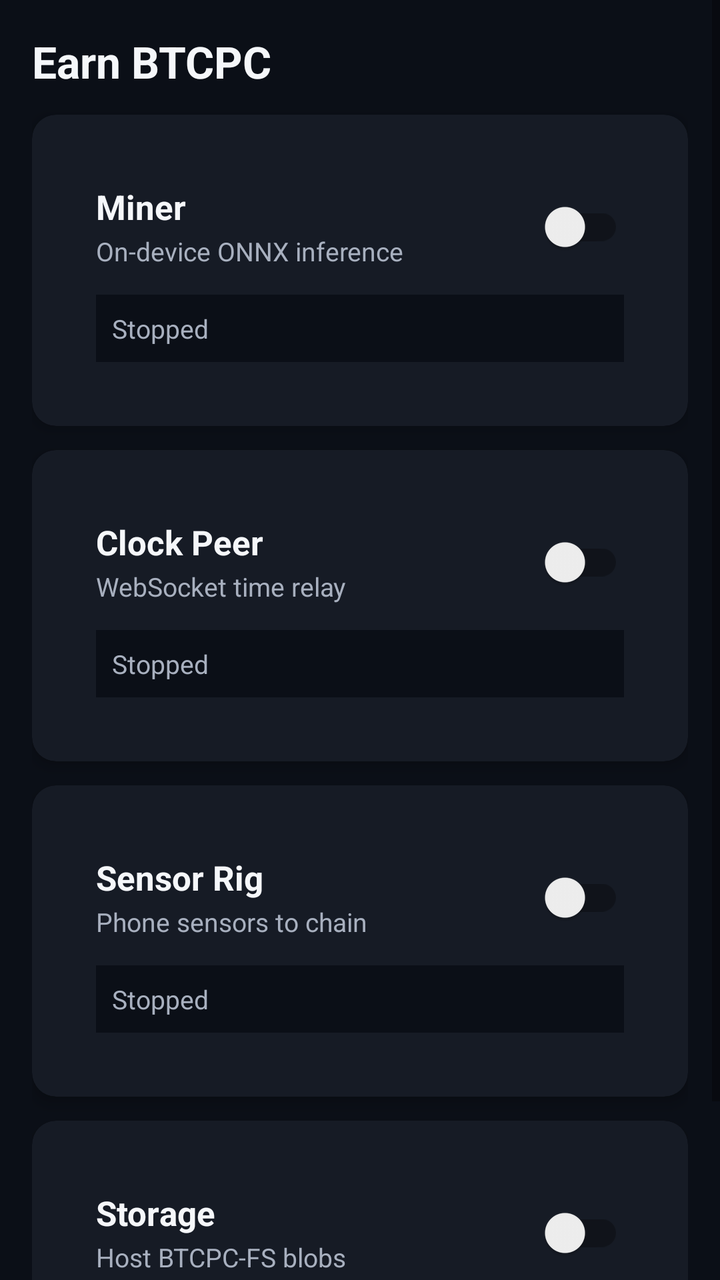
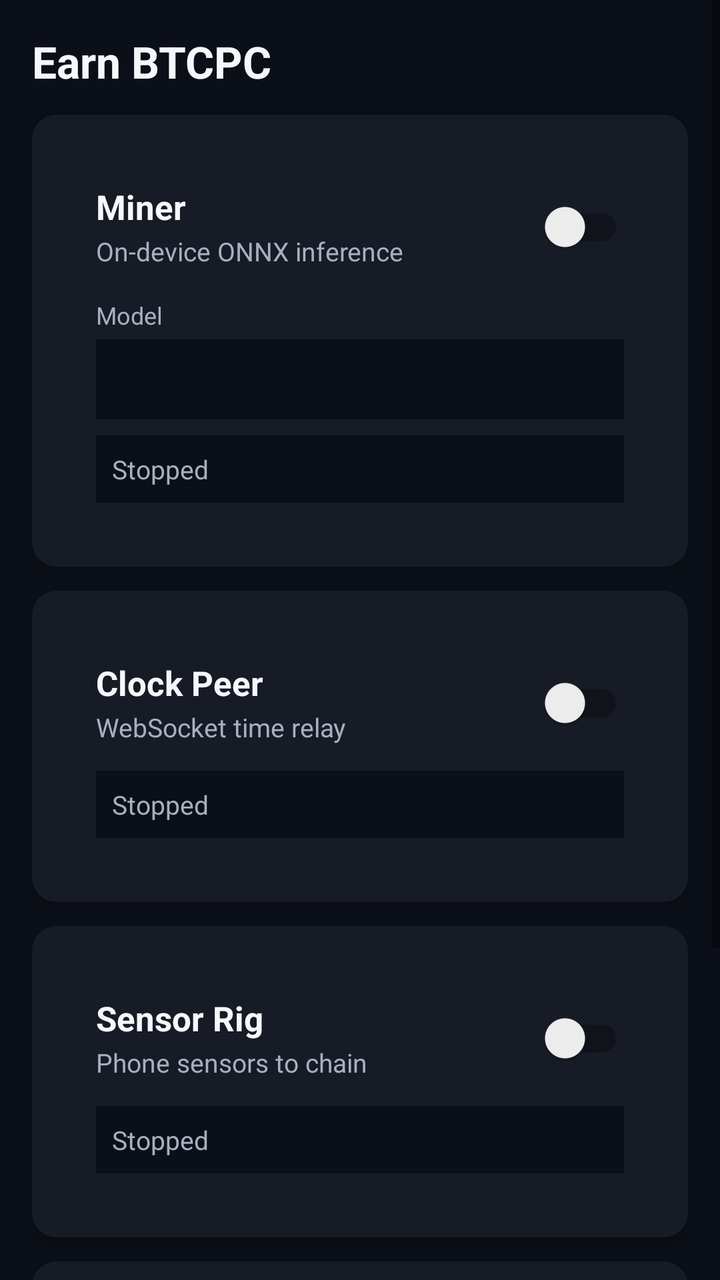

The first picture is an Android layout as it rendered before a commit; the second is the same layout after the commit. The layout source and the unified diff follow.
<!-- AndroidManifest.xml: application theme AppTheme -->
<!-- res/layout/fragment_earn.xml -->
<?xml version="1.0" encoding="utf-8"?>
<ScrollView xmlns:android="http://schemas.android.com/apk/res/android"
    android:layout_width="match_parent"
    android:layout_height="match_parent"
    android:background="@color/btcpc_bg"
    android:fillViewport="true">

    <LinearLayout
        android:layout_width="match_parent"
        android:layout_height="wrap_content"
        android:orientation="vertical"
        android:padding="16dp">

        <TextView
            android:layout_width="wrap_content"
            android:layout_height="wrap_content"
            android:layout_marginBottom="12dp"
            android:text="Earn BTCPC"
            android:textColor="@color/btcpc_text"
            android:textSize="22sp"
            android:textStyle="bold" />

        
        <androidx.cardview.widget.CardView
            android:layout_width="match_parent"
            android:layout_height="wrap_content"
            android:layout_marginBottom="12dp"
            style="@style/BtcpcCard">

            <LinearLayout
                android:layout_width="match_parent"
                android:layout_height="wrap_content"
                android:orientation="vertical"
                android:padding="16dp">

                <LinearLayout
                    android:layout_width="match_parent"
                    android:layout_height="wrap_content"
                    android:orientation="horizontal"
                    android:gravity="center_vertical">

                    <LinearLayout
                        android:layout_width="0dp"
                        android:layout_height="wrap_content"
                        android:layout_weight="1"
                        android:orientation="vertical">

                        <TextView
                            android:layout_width="wrap_content"
                            android:layout_height="wrap_content"
                            android:text="Miner"
                            android:textColor="@color/btcpc_text"
                            android:textSize="17sp"
                            android:textStyle="bold" />

                        <TextView
                            android:layout_width="wrap_content"
                            android:layout_height="wrap_content"
                            android:layout_marginTop="2dp"
                            android:text="On-device ONNX inference"
                            android:textColor="@color/btcpc_muted"
                            android:textSize="13sp" />

                    </LinearLayout>

                    <androidx.appcompat.widget.SwitchCompat
                        android:id="@+id/earn_miner_toggle"
                        android:layout_width="wrap_content"
                        android:layout_height="wrap_content" />

                </LinearLayout>

                <TextView
                    android:id="@+id/earn_miner_status"
                    android:layout_width="match_parent"
                    android:layout_height="wrap_content"
                    android:layout_marginTop="10dp"
                    android:background="@color/btcpc_bg"
                    android:padding="8dp"
                    android:text="Stopped"
                    android:textColor="@color/btcpc_muted"
                    android:textSize="13sp" />

            </LinearLayout>
        </androidx.cardview.widget.CardView>

        
        <androidx.cardview.widget.CardView
            android:layout_width="match_parent"
            android:layout_height="wrap_content"
            android:layout_marginBottom="12dp"
            style="@style/BtcpcCard">

            <LinearLayout
                android:layout_width="match_parent"
                android:layout_height="wrap_content"
                android:orientation="vertical"
                android:padding="16dp">

                <LinearLayout
                    android:layout_width="match_parent"
                    android:layout_height="wrap_content"
                    android:orientation="horizontal"
                    android:gravity="center_vertical">

                    <LinearLayout
                        android:layout_width="0dp"
                        android:layout_height="wrap_content"
                        android:layout_weight="1"
                        android:orientation="vertical">

                        <TextView
                            android:layout_width="wrap_content"
                            android:layout_height="wrap_content"
                            android:text="Clock Peer"
                            android:textColor="@color/btcpc_text"
                            android:textSize="17sp"
                            android:textStyle="bold" />

                        <TextView
                            android:layout_width="wrap_content"
                            android:layout_height="wrap_content"
                            android:layout_marginTop="2dp"
                            android:text="WebSocket time relay"
                            android:textColor="@color/btcpc_muted"
                            android:textSize="13sp" />

                    </LinearLayout>

                    <androidx.appcompat.widget.SwitchCompat
                        android:id="@+id/earn_clock_toggle"
                        android:layout_width="wrap_content"
                        android:layout_height="wrap_content" />

                </LinearLayout>

                <TextView
                    android:id="@+id/earn_clock_status"
                    android:layout_width="match_parent"
                    android:layout_height="wrap_content"
                    android:layout_marginTop="10dp"
                    android:background="@color/btcpc_bg"
                    android:padding="8dp"
                    android:text="Stopped"
                    android:textColor="@color/btcpc_muted"
                    android:textSize="13sp" />

            </LinearLayout>
        </androidx.cardview.widget.CardView>

        
        <androidx.cardview.widget.CardView
            android:layout_width="match_parent"
            android:layout_height="wrap_content"
            android:layout_marginBottom="12dp"
            style="@style/BtcpcCard">

            <LinearLayout
                android:layout_width="match_parent"
                android:layout_height="wrap_content"
                android:orientation="vertical"
                android:padding="16dp">

                <LinearLayout
                    android:layout_width="match_parent"
                    android:layout_height="wrap_content"
                    android:orientation="horizontal"
                    android:gravity="center_vertical">

                    <LinearLayout
                        android:layout_width="0dp"
                        android:layout_height="wrap_content"
                        android:layout_weight="1"
                        android:orientation="vertical">

                        <TextView
                            android:layout_width="wrap_content"
                            android:layout_height="wrap_content"
                            android:text="Sensor Rig"
                            android:textColor="@color/btcpc_text"
                            android:textSize="17sp"
                            android:textStyle="bold" />

                        <TextView
                            android:layout_width="wrap_content"
                            android:layout_height="wrap_content"
                            android:layout_marginTop="2dp"
                            android:text="Phone sensors to chain"
                            android:textColor="@color/btcpc_muted"
                            android:textSize="13sp" />

                    </LinearLayout>

                    <androidx.appcompat.widget.SwitchCompat
                        android:id="@+id/earn_sensors_toggle"
                        android:layout_width="wrap_content"
                        android:layout_height="wrap_content" />

                </LinearLayout>

                <TextView
                    android:id="@+id/earn_sensors_status"
                    android:layout_width="match_parent"
                    android:layout_height="wrap_content"
                    android:layout_marginTop="10dp"
                    android:background="@color/btcpc_bg"
                    android:padding="8dp"
                    android:text="Stopped"
                    android:textColor="@color/btcpc_muted"
                    android:textSize="13sp" />

            </LinearLayout>
        </androidx.cardview.widget.CardView>

        
        <androidx.cardview.widget.CardView
            android:layout_width="match_parent"
            android:layout_height="wrap_content"
            android:layout_marginBottom="12dp"
            style="@style/BtcpcCard">

            <LinearLayout
                android:layout_width="match_parent"
                android:layout_height="wrap_content"
                android:orientation="vertical"
                android:padding="16dp">

                <LinearLayout
                    android:layout_width="match_parent"
                    android:layout_height="wrap_content"
                    android:orientation="horizontal"
                    android:gravity="center_vertical">

                    <LinearLayout
                        android:layout_width="0dp"
                        android:layout_height="wrap_content"
                        android:layout_weight="1"
                        android:orientation="vertical">

                        <TextView
                            android:layout_width="wrap_content"
                            android:layout_height="wrap_content"
                            android:text="Storage"
                            android:textColor="@color/btcpc_text"
                            android:textSize="17sp"
                            android:textStyle="bold" />

                        <TextView
                            android:layout_width="wrap_content"
                            android:layout_height="wrap_content"
                            android:layout_marginTop="2dp"
                            android:text="Host BTCPC-FS blobs"
                            android:textColor="@color/btcpc_muted"
                            android:textSize="13sp" />

                    </LinearLayout>

                    <androidx.appcompat.widget.SwitchCompat
                        android:id="@+id/earn_storage_toggle"
                        android:layout_width="wrap_content"
                        android:layout_height="wrap_content" />

                </LinearLayout>

                <TextView
                    android:id="@+id/earn_storage_status"
                    android:layout_width="match_parent"
                    android:layout_height="wrap_content"
                    android:layout_marginTop="10dp"
                    android:background="@color/btcpc_bg"
                    android:padding="8dp"
                    android:text="Stopped"
                    android:textColor="@color/btcpc_muted"
                    android:textSize="13sp" />

            </LinearLayout>
        </androidx.cardview.widget.CardView>

    </LinearLayout>
</ScrollView>
<!-- resources referenced by this layout -->
<resources>
  <color name="btcpc_bg">#0B0F17</color>
  <color name="btcpc_muted">#A8B0BF</color>
  <color name="btcpc_text">#F5F7FA</color>
  <style name="BtcpcCard" parent="Widget.MaterialComponents.CardView">
          <item name="cardBackgroundColor">@color/btcpc_surface</item>
          <item name="cardCornerRadius">12dp</item>
          <item name="cardElevation">4dp</item>
          <item name="contentPaddingLeft">16dp</item>
          <item name="contentPaddingRight">16dp</item>
          <item name="contentPaddingTop">16dp</item>
          <item name="contentPaddingBottom">16dp</item>
      </style>
  <style name="AppTheme" parent="Theme.MaterialComponents.DayNight.NoActionBar">
          <item name="colorPrimary">@color/btcpc_orange</item>
          <item name="colorPrimaryVariant">@color/btcpc_surface_alt</item>
          <item name="colorOnPrimary">@android:color/black</item>
          <item name="colorSecondary">@color/btcpc_green</item>
          <item name="colorOnSecondary">@android:color/black</item>
          <item name="colorSurface">@color/btcpc_surface</item>
          <item name="colorOnSurface">@color/btcpc_text</item>
          <item name="android:colorBackground">@color/btcpc_bg</item>
          <item name="colorOnBackground">@color/btcpc_text</item>
          <item name="android:windowBackground">@color/btcpc_bg</item>
          <item name="android:statusBarColor">@color/btcpc_bg</item>
          <item name="android:navigationBarColor">@color/btcpc_surface</item>
          <item name="materialThemeOverlay">@style/ThemeOverlay.BtcpcDark</item>
      </style>
  <color name="btcpc_surface">#161B25</color>
  <color name="btcpc_orange">#F7931A</color>
  <color name="btcpc_surface_alt">#232A37</color>
  <color name="btcpc_green">#22C55E</color>
  <style name="ThemeOverlay.BtcpcDark" parent="">
          <item name="colorControlHighlight">#33F7931A</item>
          <item name="colorControlActivated">@color/btcpc_orange</item>
      </style>
</resources>

<!-- the commit's change to res/layout/fragment_earn.xml (unified diff, before → after) -->
@@ -71,10 +71,27 @@
                 </LinearLayout>
 
                 <TextView
+                    android:layout_width="wrap_content"
+                    android:layout_height="wrap_content"
+                    android:layout_marginTop="12dp"
+                    android:text="Model"
+                    android:textColor="@color/btcpc_muted"
+                    android:textSize="12sp" />
+
+                <Spinner
+                    android:id="@+id/earn_miner_model_spinner"
+                    android:layout_width="match_parent"
+                    android:layout_height="40dp"
+                    android:layout_marginTop="4dp"
+                    android:background="@color/btcpc_bg"
+                    android:paddingStart="8dp"
+                    android:popupBackground="@color/btcpc_surface" />
+
+                <TextView
                     android:id="@+id/earn_miner_status"
                     android:layout_width="match_parent"
                     android:layout_height="wrap_content"
-                    android:layout_marginTop="10dp"
+                    android:layout_marginTop="8dp"
                     android:background="@color/btcpc_bg"
                     android:padding="8dp"
                     android:text="Stopped"
@@ -262,11 +279,47 @@
 
                 </LinearLayout>
 
+                
+                <LinearLayout
+                    android:layout_width="match_parent"
+                    android:layout_height="wrap_content"
+                    android:layout_marginTop="12dp"
+                    android:orientation="horizontal"
+                    android:gravity="center_vertical">
+
+                    <TextView
+                        android:layout_width="wrap_content"
+                        android:layout_height="wrap_content"
+                        android:text="Quota: "
+                        android:textColor="@color/btcpc_muted"
+                        android:textSize="13sp" />
+
+                    <TextView
+                        android:id="@+id/earn_storage_quota_label"
+                        android:layout_width="60dp"
+                        android:layout_height="wrap_content"
+                        android:text="1 GB"
+                        android:textColor="@color/btcpc_orange"
+                        android:textSize="13sp"
+                        android:textStyle="bold" />
+
+                </LinearLayout>
+
+                <SeekBar
+                    android:id="@+id/earn_storage_quota_seek"
+                    android:layout_width="match_parent"
+                    android:layout_height="wrap_content"
+                    android:layout_marginTop="4dp"
+                    android:max="18"
+                    android:progress="3"
+                    android:progressTint="@color/btcpc_orange"
+                    android:thumbTint="@color/btcpc_orange" />
+
                 <TextView
                     android:id="@+id/earn_storage_status"
                     android:layout_width="match_parent"
                     android:layout_height="wrap_content"
-                    android:layout_marginTop="10dp"
+                    android:layout_marginTop="8dp"
                     android:background="@color/btcpc_bg"
                     android:padding="8dp"
                     android:text="Stopped"
